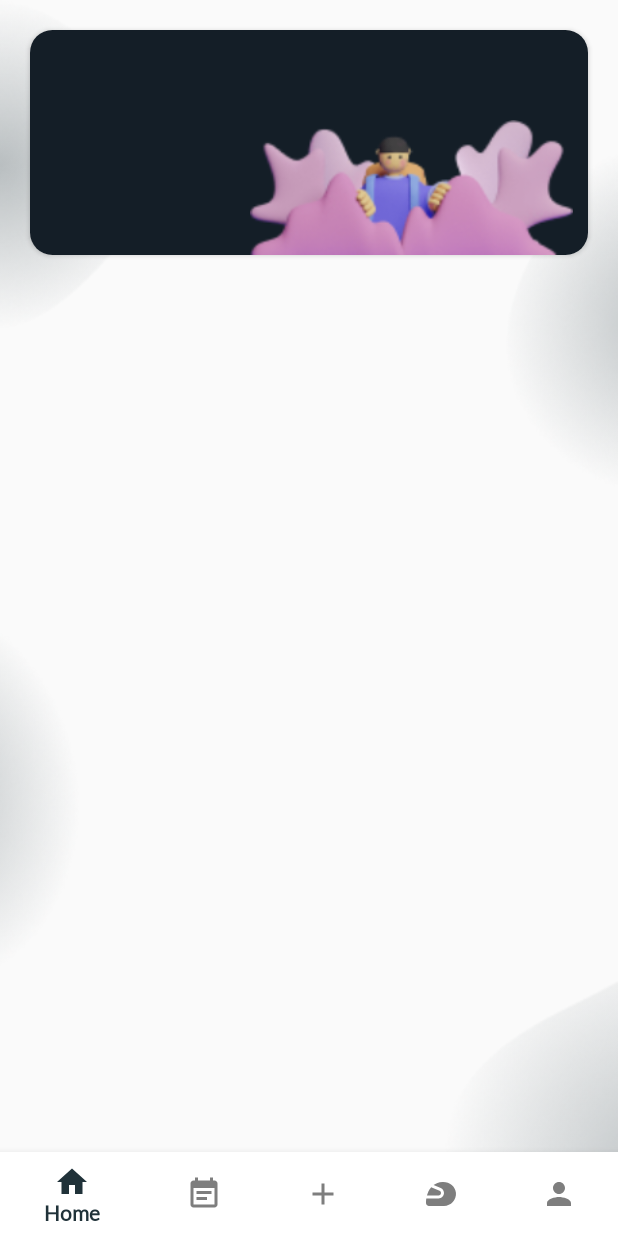
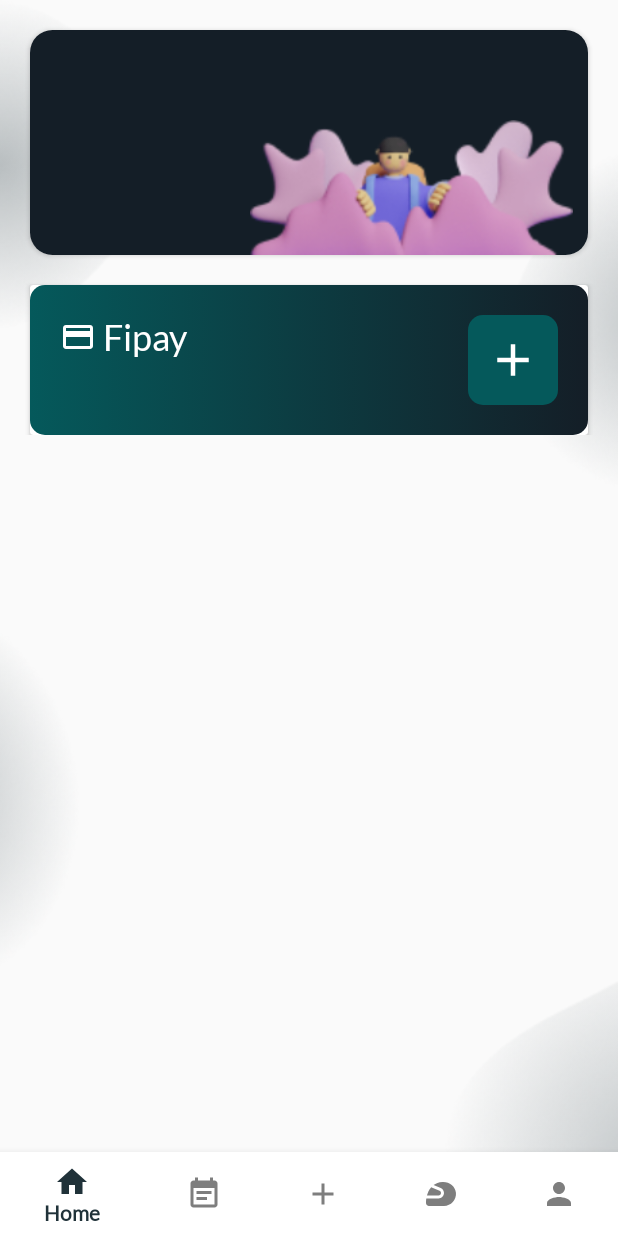
Before and after one commit to leonardo-lim/fixcycle, an Android app: the HomeFragment screen opened directly, with no data from a screen before it, on a phone screen of 412 x 824 dp. Run offline under Robolectric (Android 15) with nearby library versions, the phone set to English and light mode, and no system bars; 1 statement that could not run was skipped.

Commit message:
Add user balance view on home fragment

```diff
--- a/app/src/main/res/layout/fragment_home.xml
+++ b/app/src/main/res/layout/fragment_home.xml
@@ -11,7 +11,7 @@
         android:layout_height="match_parent">
 
         <androidx.constraintlayout.widget.ConstraintLayout
-            android:layout_width="wrap_content"
+            android:layout_width="match_parent"
             android:layout_height="wrap_content">
 
             <androidx.cardview.widget.CardView
@@ -20,7 +20,6 @@
                 android:layout_height="150dp"
                 android:layout_margin="20dp"
                 app:cardCornerRadius="15dp"
-                app:layout_constraintBottom_toBottomOf="parent"
                 app:layout_constraintEnd_toEndOf="parent"
                 app:layout_constraintStart_toStartOf="parent"
                 app:layout_constraintTop_toTopOf="parent">
@@ -55,6 +54,53 @@
 
             </androidx.cardview.widget.CardView>
 
+            <androidx.cardview.widget.CardView
+                android:id="@+id/fipay_card"
+                android:layout_width="match_parent"
+                android:layout_height="100dp"
+                android:layout_margin="20dp"
+                app:layout_constraintEnd_toEndOf="parent"
+                app:layout_constraintStart_toStartOf="parent"
+                app:layout_constraintTop_toBottomOf="@id/welcome_card">
+
+                <RelativeLayout
+                    android:layout_width="match_parent"
+                    android:layout_height="match_parent"
+                    android:padding="20dp"
+                    android:background="@drawable/teal_dark_navy_rounded_rectangle">
+
+                    <TextView
+                        android:id="@+id/fipay_text"
+                        android:layout_width="wrap_content"
+                        android:layout_height="wrap_content"
+                        android:text=" Fipay"
+                        android:textSize="24sp"
+                        android:textColor="@color/white"
+                        android:drawableStart="@drawable/white_ic_baseline_payment_24" />
+
+                    <TextView
+                        android:id="@+id/balance_text"
+                        android:layout_width="wrap_content"
+                        android:layout_height="wrap_content"
+                        android:layout_marginTop="10dp"
+                        android:text=""
+                        android:textSize="20sp"
+                        android:textColor="@color/gold"
+                        android:textStyle="bold"
+                        android:layout_below="@id/fipay_text" />
+
+                    <ImageButton
+                        android:id="@+id/top_up_btn"
+                        android:layout_width="60dp"
+                        android:layout_height="60dp"
+                        android:background="@drawable/teal_rounded_rectangle"
+                        android:src="@drawable/white_ic_baseline_add_36"
+                        android:layout_alignParentEnd="true" />
+
+                </RelativeLayout>
+
+            </androidx.cardview.widget.CardView>
+
         </androidx.constraintlayout.widget.ConstraintLayout>
 
     </ScrollView>
```
